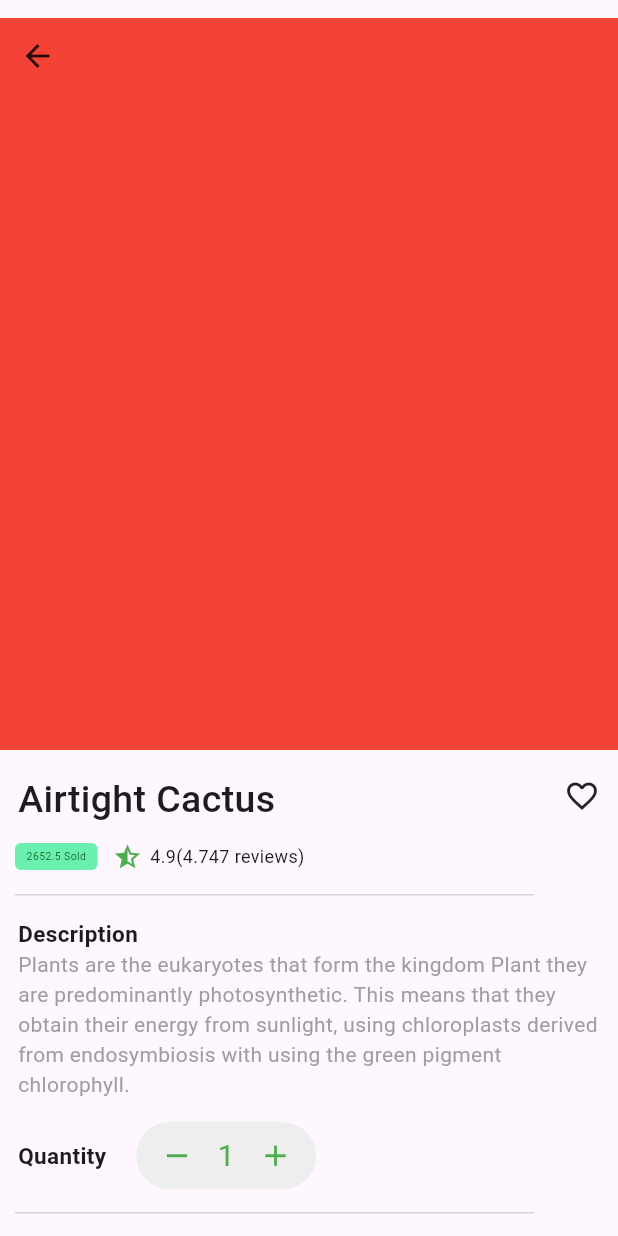
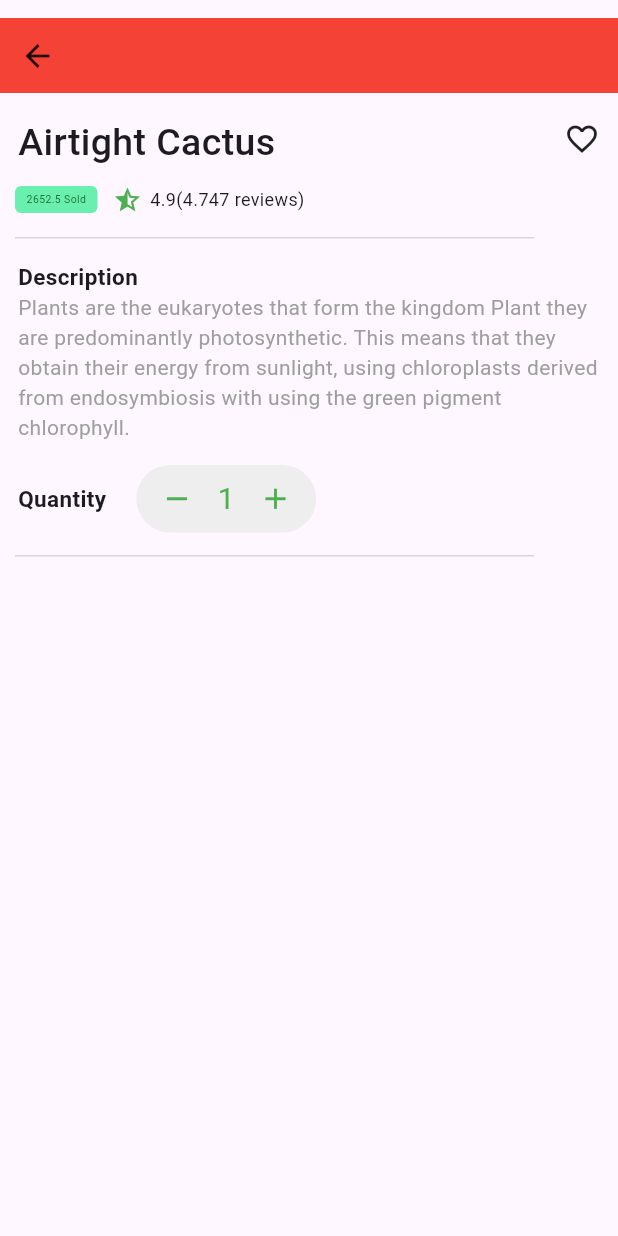
Before and after one commit to Avesh6754/newdemo, a Flutter app: the screen it shows after launch, on a phone screen of 412 x 824 dp. Run offline on Flutter 3.47's test engine with Material 3 defaults, Android fonts, the phone set to English and light mode, and no system bars.

Commit message:
10-06-2024

```diff
--- a/lib/main.dart
+++ b/lib/main.dart
@@ -34,6 +34,7 @@ class _DetailsscreenState extends State<Detailsscreen> {
         body: Column(
           children: [
             Expanded(
+              flex: 0,
               child: Container(
                 width: double.infinity,
                 decoration: BoxDecoration(color: Colors.red),
@@ -44,9 +45,7 @@ class _DetailsscreenState extends State<Detailsscreen> {
                 ),
               ),
             ),
-            SingleChildScrollView(
-              scrollDirection: Axis.vertical,
-              child: Expanded(
+            Expanded(
               child: Container(
                 width: double.infinity,
                 decoration: BoxDecoration(),
@@ -204,7 +203,6 @@ class _DetailsscreenState extends State<Detailsscreen> {
                 ),
               ),
             ),
-            ),
           ],
         ));
   }
```
Lines whose indentation alone changed are shown as unchanged.
